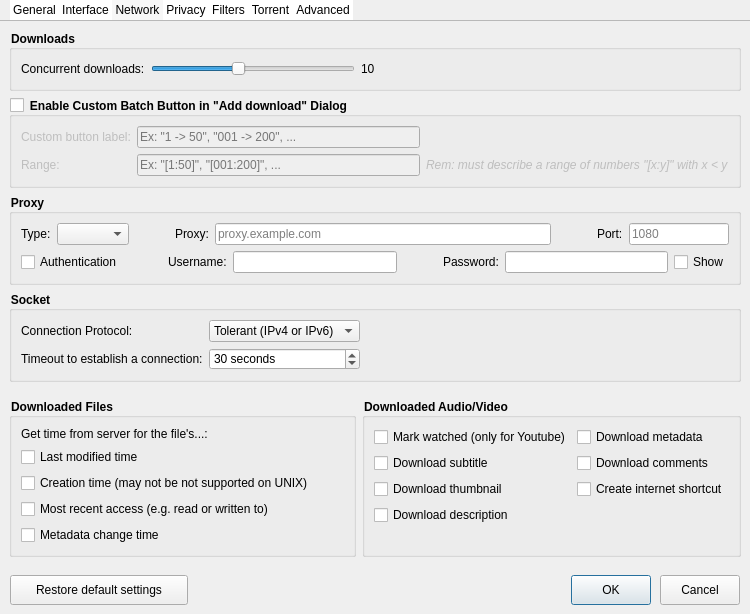
setvisible/ArrowDL, file src/dialogs/preferencedialog.ui: the form before one commit.
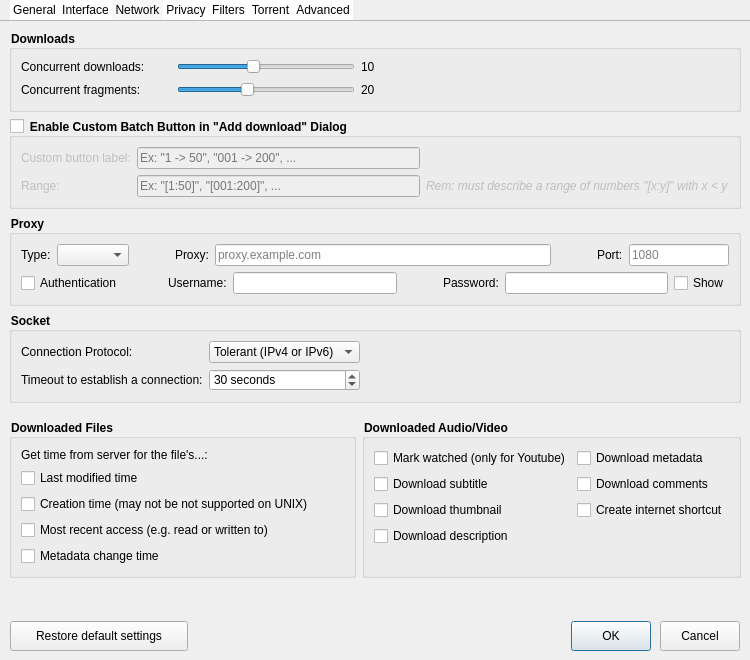
The form after the commit. The open tabs and pages were chosen to show the change. Icons and pictures are not drawn. Custom widgets are drawn as their Qt base class.

Commit message: [Stream] Add concurrent fragments option

Patch:
```diff
--- a/src/dialogs/preferencedialog.ui
+++ b/src/dialogs/preferencedialog.ui
@@ -7,7 +7,7 @@
     <x>0</x>
     <y>0</y>
     <width>750</width>
-    <height>600</height>
+    <height>660</height>
    </rect>
   </property>
   <property name="modal">
@@ -423,7 +423,21 @@
          <layout class="QHBoxLayout" name="horizontalLayout_5">
           <item>
            <layout class="QGridLayout" name="gridLayout_2">
-            <item row="0" column="1">
+            <item row="0" column="0">
+             <widget class="QLabel" name="maxSimultaneousDownloadLabel">
+              <property name="text">
+               <string>Concurrent downloads:</string>
+              </property>
+             </widget>
+            </item>
+            <item row="1" column="0">
+             <widget class="QLabel" name="concurrentFragmentLabel">
+              <property name="text">
+               <string>Concurrent fragments:</string>
+              </property>
+             </widget>
+            </item>
+            <item row="0" column="2">
              <widget class="QSlider" name="maxSimultaneousDownloadSlider">
               <property name="minimum">
                <number>1</number>
@@ -442,20 +456,70 @@
               </property>
              </widget>
             </item>
-            <item row="0" column="0">
-             <widget class="QLabel" name="label_2">
-              <property name="text">
-               <string>Concurrent downloads:</string>
-              </property>
-             </widget>
-            </item>
-            <item row="0" column="2">
-             <widget class="QLabel" name="maxSimultaneousDownloadLabel">
+            <item row="0" column="3">
+             <widget class="QLabel" name="maxSimultaneousDownloadValue">
               <property name="text">
                <string notr="true">10</string>
               </property>
              </widget>
             </item>
+            <item row="1" column="1">
+             <widget class="QLabel" name="concurrentFragmentHelp">
+              <property name="minimumSize">
+               <size>
+                <width>20</width>
+                <height>20</height>
+               </size>
+              </property>
+              <property name="maximumSize">
+               <size>
+                <width>20</width>
+                <height>20</height>
+               </size>
+              </property>
+              <property name="cursor">
+               <cursorShape>WhatsThisCursor</cursorShape>
+              </property>
+              <property name="text">
+               <string notr="true"/>
+              </property>
+              <property name="pixmap">
+               <pixmap resource="../resources.qrc">:/resources/icons/default/16x16/actions/help.png</pixmap>
+              </property>
+              <property name="scaledContents">
+               <bool>true</bool>
+              </property>
+              <property name="margin">
+               <number>2</number>
+              </property>
+             </widget>
+            </item>
+            <item row="1" column="2">
+             <widget class="QSlider" name="concurrentFragmentSlider">
+              <property name="minimum">
+               <number>1</number>
+              </property>
+              <property name="maximum">
+               <number>50</number>
+              </property>
+              <property name="pageStep">
+               <number>5</number>
+              </property>
+              <property name="value">
+               <number>20</number>
+              </property>
+              <property name="orientation">
+               <enum>Qt::Horizontal</enum>
+              </property>
+             </widget>
+            </item>
+            <item row="1" column="3">
+             <widget class="QLabel" name="concurrentFragmentValue">
+              <property name="text">
+               <string>20</string>
+              </property>
+             </widget>
+            </item>
            </layout>
           </item>
           <item>
```
Left out of the diff: 6 changed lines with no effect on the pictures. The commit also changes 8 other files.
